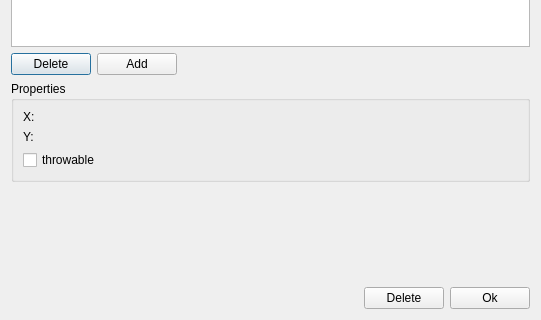
Qt form leveldesigner/WayPointEditor.ui (lunatik-210/codefest2013) before a commit; both pictures show x 0 to 541 and y 176 to 496 of the 541 by 496 pixel window.
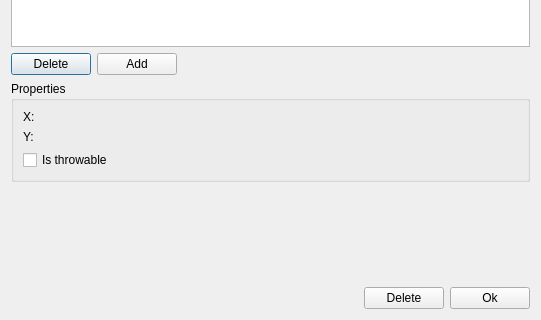
The same form after that commit.

Commit message: Changed flag name in ui

```diff
--- a/leveldesigner/WayPointEditor.ui
+++ b/leveldesigner/WayPointEditor.ui
@@ -90,7 +90,7 @@
         <item>
          <widget class="QCheckBox" name="isThrowable">
           <property name="text">
-           <string>throwable</string>
+           <string>Is throwable</string>
           </property>
          </widget>
         </item>
```
The commit also changes 1 other file.
